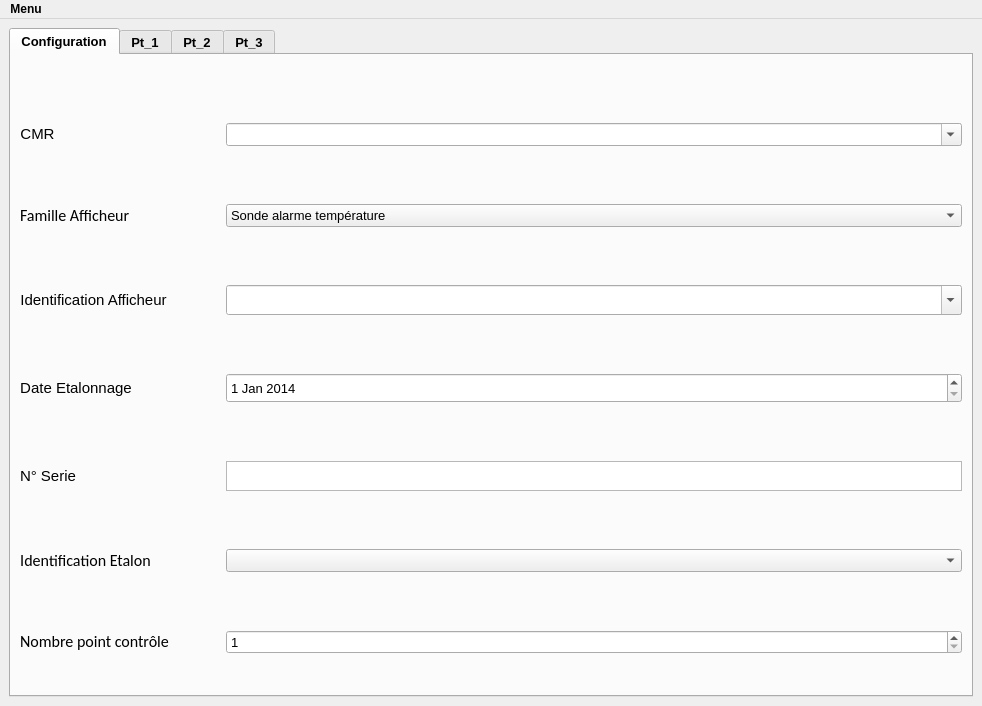
Old version of the form GUI/afficheurs.ui in the repository Pepou/Afficheur-V0.1.
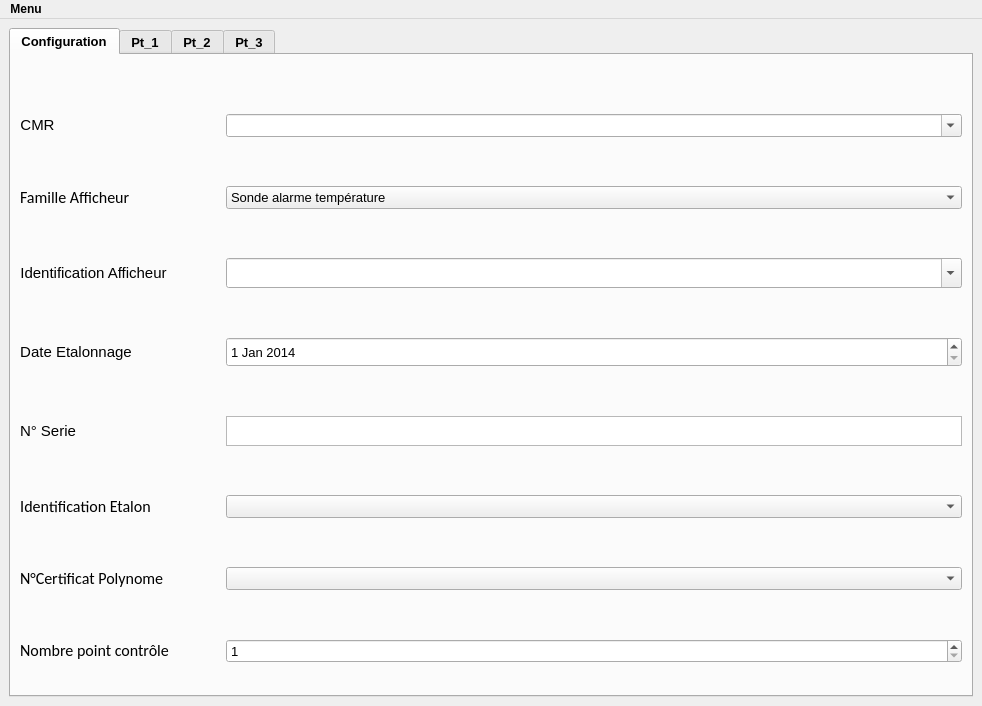
New version of the form.

What changed in the file:
```diff
--- a/GUI/afficheurs.ui
+++ b/GUI/afficheurs.ui
@@ -283,7 +283,7 @@
           <item row="5" column="1">
            <widget class="QComboBox" name="comboBox_ident_etalon"/>
           </item>
-          <item row="6" column="0">
+          <item row="7" column="0">
            <widget class="QLabel" name="label_30">
             <property name="sizePolicy">
              <sizepolicy hsizetype="Expanding" vsizetype="Expanding">
@@ -308,7 +308,7 @@
             </property>
            </widget>
           </item>
-          <item row="6" column="1">
+          <item row="7" column="1">
            <widget class="QSpinBox" name="spinBox">
             <property name="minimum">
              <number>1</number>
@@ -318,6 +318,22 @@
             </property>
            </widget>
           </item>
+          <item row="6" column="0">
+           <widget class="QLabel" name="label_32">
+            <property name="font">
+             <font>
+              <family>Calibri</family>
+              <pointsize>12</pointsize>
+             </font>
+            </property>
+            <property name="text">
+             <string>&lt;html&gt;&lt;head/&gt;&lt;body&gt;&lt;p&gt;&lt;span style=&quot; font-size:12pt;&quot;&gt;N°Certificat Polynome&lt;/span&gt;&lt;/p&gt;&lt;/body&gt;&lt;/html&gt;</string>
+            </property>
+           </widget>
+          </item>
+          <item row="6" column="1">
+           <widget class="QComboBox" name="comboBox_4"/>
+          </item>
          </layout>
         </item>
        </layout>
```
